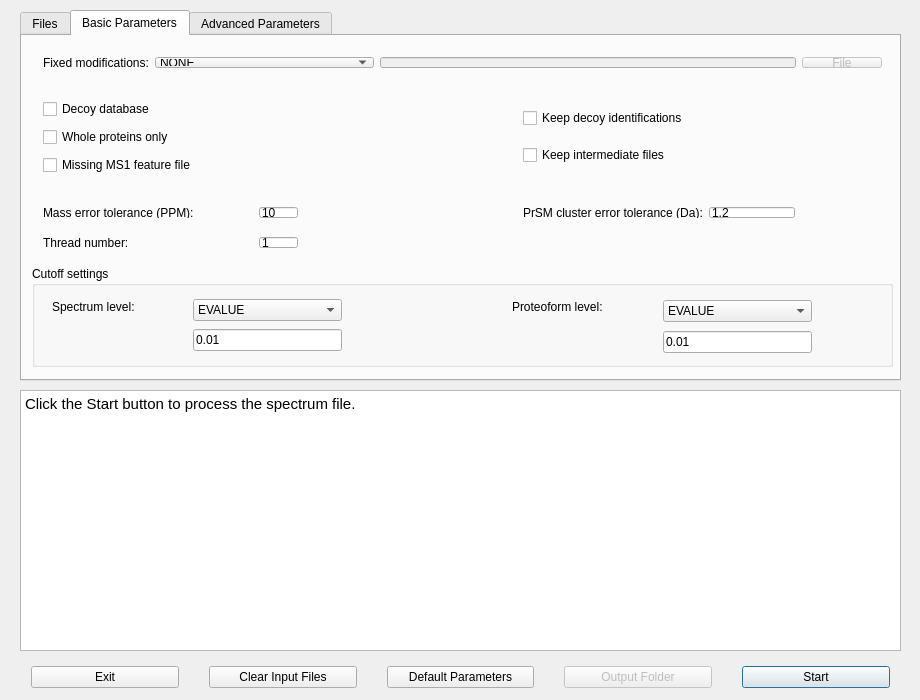
toppic-suite/toppic-suite, file src/gui/topmg/topmgwindow.ui: the form before one commit.
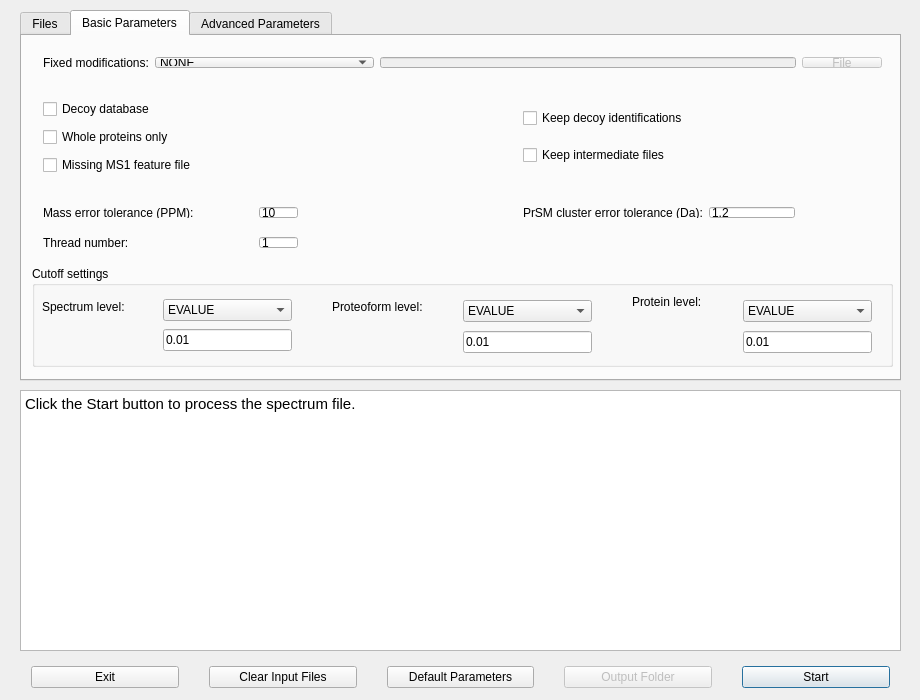
The form after the commit. The open tabs and pages were chosen to show the change. Icons and pictures are not drawn.

Commit message:
Add the protein-level cutoff to topmg and to the toppic and topmg GUIs
topmg gains --protein-cutoff-type/--protein-cutoff-value and applies the
protein cutoff after the proteoform cutoff, like toppic. Both GUIs get a
"Protein level" column in the cutoff settings, wired like the other two
levels, and the command builder passes the options through.

Claude-Session: https://claude.ai/code/session_018NcRKp4WjDTE2yhTHEdfth

```diff
--- a/src/gui/topmg/topmgwindow.ui
+++ b/src/gui/topmg/topmgwindow.ui
@@ -473,9 +473,9 @@
       <widget class="QLabel" name="label_11">
        <property name="geometry">
         <rect>
-         <x>20</x>
+         <x>10</x>
          <y>25</y>
-         <width>151</width>
+         <width>111</width>
          <height>31</height>
         </rect>
        </property>
@@ -486,9 +486,9 @@
       <widget class="QLabel" name="label_13">
        <property name="geometry">
         <rect>
-         <x>480</x>
+         <x>300</x>
          <y>25</y>
-         <width>171</width>
+         <width>121</width>
          <height>31</height>
         </rect>
        </property>
@@ -499,9 +499,9 @@
       <widget class="QWidget" name="verticalLayoutWidget">
        <property name="geometry">
         <rect>
-         <x>150</x>
+         <x>120</x>
          <y>20</y>
-         <width>171</width>
+         <width>151</width>
          <height>80</height>
         </rect>
        </property>
@@ -538,9 +538,9 @@
       <widget class="QWidget" name="layoutWidget">
        <property name="geometry">
         <rect>
-         <x>620</x>
+         <x>420</x>
          <y>20</y>
-         <width>171</width>
+         <width>151</width>
          <height>81</height>
         </rect>
        </property>
@@ -574,6 +574,58 @@
         </item>
        </layout>
       </widget>
+      <widget class="QLabel" name="label_17">
+       <property name="geometry">
+        <rect>
+         <x>600</x>
+         <y>20</y>
+         <width>101</width>
+         <height>31</height>
+        </rect>
+       </property>
+       <property name="text">
+        <string>Protein level:</string>
+       </property>
+      </widget>
+      <widget class="QWidget" name="layoutWidget_2">
+       <property name="geometry">
+        <rect>
+         <x>700</x>
+         <y>20</y>
+         <width>151</width>
+         <height>81</height>
+        </rect>
+       </property>
+       <layout class="QVBoxLayout" name="verticalLayout_5">
+        <item>
+         <widget class="QComboBox" name="cutoffProteinTypeComboBox">
+          <property name="editable">
+           <bool>false</bool>
+          </property>
+          <item>
+           <property name="text">
+            <string>EVALUE</string>
+           </property>
+          </item>
+          <item>
+           <property name="text">
+            <string>FDR</string>
+           </property>
+          </item>
+         </widget>
+        </item>
+        <item>
+         <widget class="QLineEdit" name="cutoffProteinValueEdit">
+          <property name="text">
+           <string>0.01</string>
+          </property>
+          <property name="readOnly">
+           <bool>false</bool>
+          </property>
+         </widget>
+        </item>
+       </layout>
+      </widget>
      </widget>
      <widget class="QWidget" name="horizontalLayoutWidget_13">
       <property name="geometry">
```
The commit also changes 8 other files.
